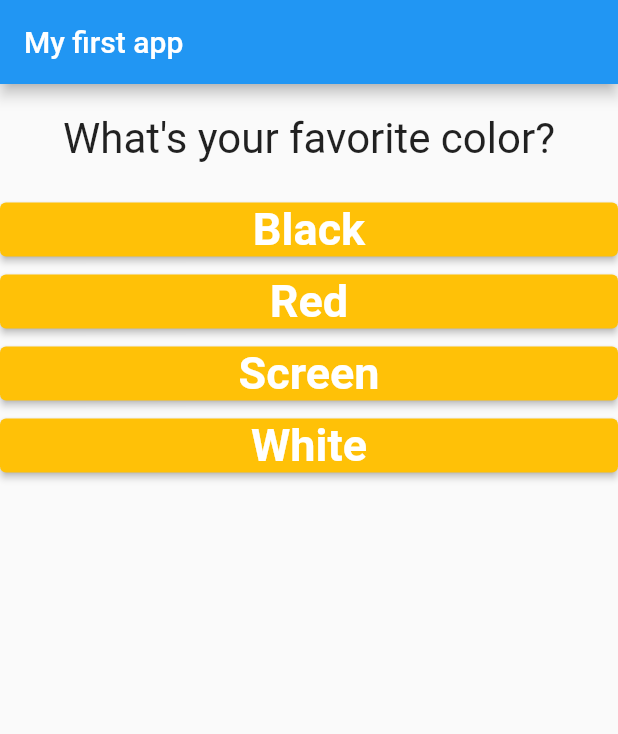
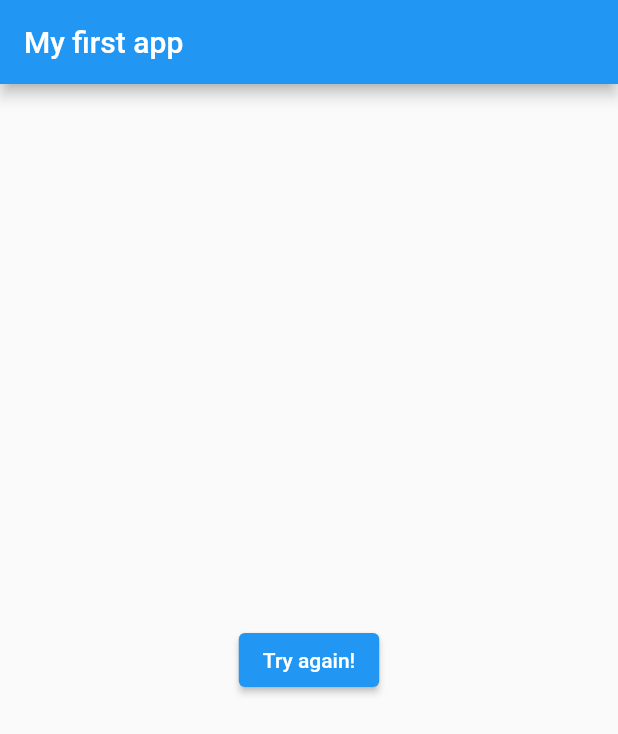
Before and after one commit to thq4n/flutter_complete_guide, a Flutter app: the screen it shows after launch, after a tap on "Black", after a tap on "Cat", after a tap on "Sting", on a phone screen of 412 x 824 dp. Shown: the top 734 px of the screen. Run offline on Flutter 3.47's test engine with Material 2 defaults, Android fonts, the phone set to English and light mode, and no system bars.

Commit message:
ternary expression

```diff
--- a/lib/main.dart
+++ b/lib/main.dart
@@ -14,23 +14,7 @@ class MyApp extends StatefulWidget {
 }
 
 class _MyAppState extends State<MyApp> {
-  var _questionIndex = 0;
-
-  void _answerQuestion() {
-    setState(() {
-      _questionIndex++;
-      if (_questionIndex > 2) {
-        _questionIndex = 0;
-      }
-    });
-
-    print(_questionIndex);
-    print("Answer 1");
-  }
-
-  @override
-  Widget build(BuildContext context) {
-    var questions = [
+  final questions = const [
     {
       "questionText": "What's your favorite color?",
       "answers": ["Black", "Red", "Screen", "White"],
@@ -44,20 +28,45 @@ class _MyAppState extends State<MyApp> {
       "answers": ["Cock", "Pepsi", "Sting", "7Up"],
     },
   ];
+
+  var _questionIndex = 0;
+
+  void _answerQuestion() {
+    setState(() {
+      _questionIndex++;
+    });
+
+    print(_questionIndex);
+    print("Answer 1");
+  }
+
+  @override
+  Widget build(BuildContext context) {
     return MaterialApp(
       home: Scaffold(
         appBar: AppBar(
           title: Text("My first app"),
         ),
-        body: Column(
+        body: _questionIndex < questions.length
+            ? Column(
                 children: <Widget>[
-            Question(
-                questions.elementAt(_questionIndex)['questionText'].toString()),
+                  Question(questions
+                      .elementAt(_questionIndex)['questionText']
+                      .toString()),
                   ...(questions[_questionIndex]["answers"] as List<String>)
                       .map((answer) {
                     return Answer(_answerQuestion, answer);
                   }).toList(),
                 ],
+              )
+            : Center(
+                child: ElevatedButton(
+                  onPressed: () {
+                    _questionIndex = -1;
+                    _answerQuestion();
+                  },
+                  child: Text("Try again!"),
+                ),
               ),
       ),
     );
```
Lines whose indentation alone changed are shown as unchanged.
